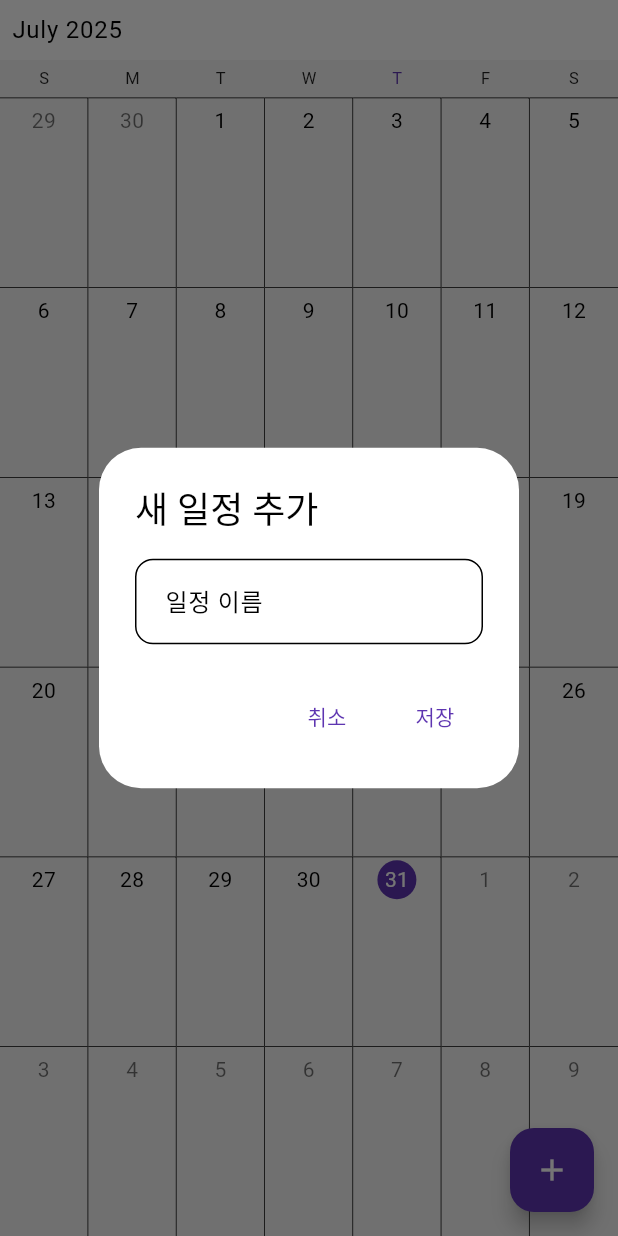
After one commit to shine83/god_life_app_new, a Flutter app: the MyCalendarPage screen opened directly, after a tap on the "add" icon, on a phone screen of 412 x 824 dp. The commit adds this screen. Run offline on Flutter 3.47's test engine with Material 3 defaults, Android fonts, the phone set to English and light mode, and no system bars; drawn by our look-alikes of syncfusion_flutter_calendar; our stand-ins replace firebase_auth, firebase_core, firebase_database, fl_chart, flutter_colorpicker, flutter_local_notifications and 6 more; missing offline and left inert: health; accounts and stored records are empty; network calls fail.

```diff
--- /dev/null
+++ b/lib/my_calendar_page.dart
@@ -0,0 +1,105 @@
+import 'package:firebase_auth/firebase_auth.dart';
+import 'package:flutter/material.dart';
+import 'package:god_life_app/firebase_service.dart';
+import 'package:syncfusion_flutter_calendar/calendar.dart';
+
+class MyCalendarPage extends StatelessWidget {
+  const MyCalendarPage({super.key});
+
+  @override
+  Widget build(BuildContext context) {
+    final String myUid = FirebaseAuth.instance.currentUser!.uid;
+
+    return Scaffold(
+      body: StreamBuilder<QuerySnapshot>(
+        stream: FirebaseFirestore.instance
+            .collection('users')
+            .doc(myUid)
+            .collection('events')
+            .snapshots(),
+        builder: (context, snapshot) {
+          if (!snapshot.hasData) {
+            return const Center(child: CircularProgressIndicator());
+          }
+
+          final appointments = snapshot.data!.docs.map((doc) {
+            final data = doc.data() as Map<String, dynamic>;
+            return Appointment(
+              startTime: (data['startTime'] as Timestamp).toDate(),
+              endTime: (data['endTime'] as Timestamp).toDate(),
+              subject: data['eventName'] ?? '',
+              isAllDay: data['isAllDay'] ?? false,
+              color: data['color'] != null
+                  ? Color(int.parse(data['color'], radix: 16))
+                  : Colors.blue,
+            );
+          }).toList();
+
+          return SfCalendar(
+            view: CalendarView.month,
+            dataSource: _AppointmentDataSource(appointments),
+            monthViewSettings: const MonthViewSettings(
+              appointmentDisplayMode: MonthAppointmentDisplayMode.appointment,
+            ),
+          );
+        },
+      ),
+      floatingActionButton: FloatingActionButton(
+        child: const Icon(Icons.add),
+        onPressed: () => _showAddEventDialog(context),
+      ),
+    );
+  }
+
+  void _showAddEventDialog(BuildContext context) {
+    final TextEditingController eventNameController = TextEditingController();
+    DateTime? startDate;
+    DateTime? endDate;
+
+    showDialog(
+      context: context,
+      builder: (context) {
+        return AlertDialog(
+          title: const Text('새 일정 추가'),
+          content: TextField(
+            controller: eventNameController,
+            decoration: const InputDecoration(hintText: "일정 이름"),
+          ),
+          actions: [
+            TextButton(
+              child: const Text('취소'),
+              onPressed: () => Navigator.of(context).pop(),
+            ),
+            TextButton(
+              child: const Text('저장'),
+              onPressed: () async {
+                // TODO: 날짜/시간 선택 UI 추가 (showDatePicker, showTimePicker)
+                // 우선은 현재 시간으로 임시 저장
+                startDate = DateTime.now();
+                endDate = DateTime.now().add(const Duration(hours: 1));
+
+                if (eventNameController.text.isNotEmpty &&
+                    startDate != null &&
+                    endDate != null) {
+                  await addEventToMyCalendar(
+                    eventName: eventNameController.text,
+                    startTime: startDate!,
+                    endTime: endDate!,
+                    color: Colors.blue, // TODO: 색상 선택 기능
+                  );
+                  Navigator.of(context).pop();
+                }
+              },
+            ),
+          ],
+        );
+      },
+    );
+  }
+}
+
+class _AppointmentDataSource extends CalendarDataSource {
+  _AppointmentDataSource(List<Appointment> source) {
+    appointments = source;
+  }
+}
--- a/pubspec.yaml
+++ b/pubspec.yaml
@@ -30,6 +30,8 @@ dependencies:
   uuid: ^4.1.0
   firebase_core: ^2.30.0
   firebase_database: ^10.4.0
+  syncfusion_flutter_calendar: ^30.1.42
+  firebase_auth: ^4.19.4 # 이 줄을 추가 (최신 버전)
 
 dev_dependencies:
   flutter_test:
@@ -42,3 +44,6 @@ flutter:
   assets:
     - assets/animations/
     - assets/images/  # 👈 이 줄을 추가해주세요! (앞에 띄어쓰기 2칸)
+dependency_overrides:
+  intl: ^0.20.2
+  timezone: ^0.10.0
```
Also changed, not shown: lib/firebase_service.dart (added, +53 -0 lines), lib/friends_calendar_view.dart (added, +144 -0 lines), lib/home_page.dart (+9 -6 lines), lib/settings_page.dart (+43 -2 lines), pubspec.lock, 4 other files.
